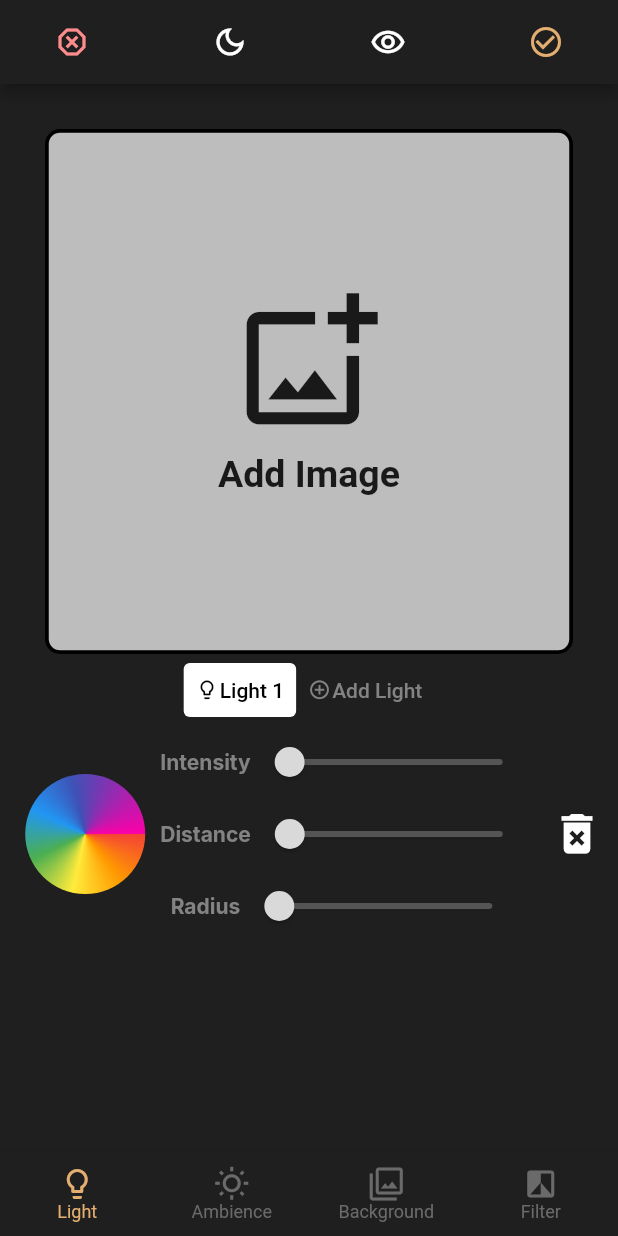
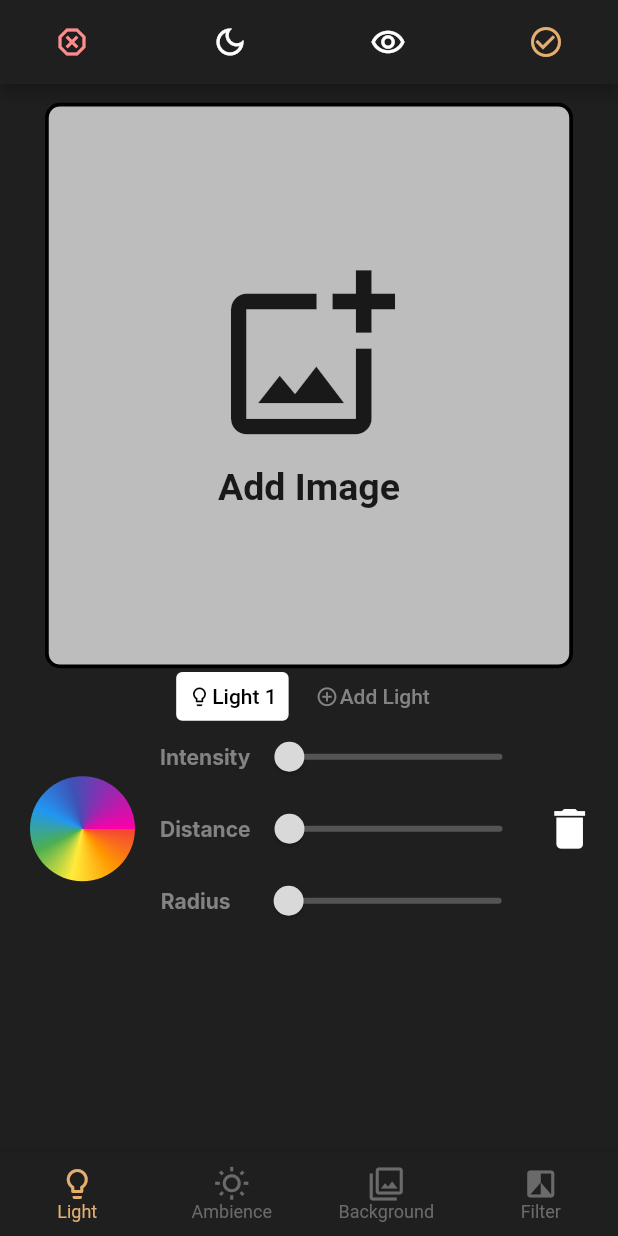
Before and after one commit to illuminate-project/illuminate-mobile, a Flutter app: the screen it shows after launch, on a phone screen of 412 x 824 dp. Run offline on Flutter 3.47's test engine with Material 2 defaults, Android fonts, the phone set to English and light mode, and no system bars; our stand-ins replace flutter_colorpicker, google_fonts, image_picker.

Commit message:
Fixed Spacing and Margins

```diff
--- a/lib/elements/color_selector.dart
+++ b/lib/elements/color_selector.dart
@@ -43,8 +43,8 @@ class _ColorSelectorState extends State<ColorSelector> {
 
     return GestureDetector(
       child: Container(
-        width: 80,
-        height: 80,
+        width: 70,
+        height: 70,
         decoration: BoxDecoration(
             shape: BoxShape.circle,
             gradient: SweepGradient(colors: widget.colorWheelColor)),
--- a/lib/elements/lights/light_button.dart
+++ b/lib/elements/lights/light_button.dart
@@ -41,7 +41,10 @@ class _LightButtonState extends State<LightButton> {
 
   @override
   Widget build(BuildContext context) {
-    return TextButton(
+    return Container(
+        margin: const EdgeInsets.only(right: 10),
+        height: 32.5,
+        child: TextButton(
           style: TextButton.styleFrom(backgroundColor: changeColor()),
           onPressed: () {
             selectLight();
@@ -58,6 +61,6 @@ class _LightButtonState extends State<LightButton> {
             Text('Light ${widget.lightIndex + 1}',
                 style: TextStyle(color: changeTextColor())),
           ]),
-    );
+        ));
   }
 }
--- a/lib/elements/lights/lights_bar.dart
+++ b/lib/elements/lights/lights_bar.dart
@@ -42,7 +42,9 @@ class _LightsBarState extends State<LightsBar> {
       scrollDirection: Axis.horizontal,
       child: Row(children: [
         Row(children: widget.lightsButtons),
-        TextButton(
+        SizedBox(
+            height: 32.5,
+            child: TextButton(
                 onPressed: () {
                   addLightButton();
                 },
@@ -59,7 +61,7 @@ class _LightsBarState extends State<LightsBar> {
                     'Add Light',
                     style: TextStyle(color: Color.fromARGB(255, 131, 131, 131)),
                   )
-            ]))
+                ])))
       ]),
     );
   }
--- a/lib/elements/picture_container.dart
+++ b/lib/elements/picture_container.dart
@@ -28,9 +28,9 @@ class _PictureContainerState extends State<PictureContainer> {
     return GestureDetector(
       child: Container(
           width: double.infinity,
-          height: 350,
+          height: 377,
           margin: const EdgeInsets.only(
-              left: 30.0, right: 30.0, top: 30.0, bottom: 0.0),
+              left: 30, right: 30, top: 12.5, bottom: 0.0),
           decoration: BoxDecoration(
             color: const Color.fromARGB(217, 217, 217, 217),
             border: Border.all(
@@ -49,7 +49,7 @@ class _PictureContainerState extends State<PictureContainer> {
                   children: const [
                     Icon(
                       Icons.add_photo_alternate_outlined,
-                      size: 100,
+                      size: 125,
                     ),
                     SizedBox(
                       height: 10,
--- a/lib/elements/slider/slider.dart
+++ b/lib/elements/slider/slider.dart
@@ -19,13 +19,17 @@ class MovableSlider extends StatefulWidget {
 }
 
 class _MovableSliderState extends State<MovableSlider> {
+  double marginValue() {
+    return widget.type == 3 ? 12.75 : 0;
+  }
+
   @override
   Widget build(BuildContext context) {
     return Row(
-      mainAxisAlignment: MainAxisAlignment.center,
-      mainAxisSize: MainAxisSize.max,
       children: [
-        SliderLabel(label: widget.label),
+        Container(
+            margin: EdgeInsets.only(right: marginValue()),
+            child: SliderLabel(label: widget.label)),
         SliderBar(
           selectedValue: widget.selectedValue,
           setSliderValue: widget.setSliderValue,
--- a/lib/home_page.dart
+++ b/lib/home_page.dart
@@ -205,6 +205,7 @@ class _HomePageState extends State<HomePage> {
       body: Column(
         children: [
           PictureContainer(_selectedImage, _setImage),
+          const SizedBox(height: 2.5),
           LightsBar(
             setLight: _setLight,
             setScreen: _setScreen,
@@ -212,6 +213,7 @@ class _HomePageState extends State<HomePage> {
             lightsButtons: lightsButtons,
             selectedLight: _selectedLight,
           ),
+          // const SizedBox(height: 7.5),
           ScreenSelector(
             selectedScreen: _selectedScreen,
             selectedLight: _selectedLight,
--- a/lib/screens/light_screen.dart
+++ b/lib/screens/light_screen.dart
@@ -28,7 +28,7 @@ class _LightScreenState extends State<LightScreen> {
   @override
   Widget build(BuildContext context) {
     return Row(
-        mainAxisAlignment: MainAxisAlignment.center,
+        mainAxisAlignment: MainAxisAlignment.spaceAround,
         mainAxisSize: MainAxisSize.max,
         children: [
           const SizedBox(
@@ -41,6 +41,7 @@ class _LightScreenState extends State<LightScreen> {
             width: 10,
           ),
           Column(
+            mainAxisAlignment: MainAxisAlignment.center,
             children: [
               MovableSlider(
                   label: 'Intensity',
@@ -60,10 +61,11 @@ class _LightScreenState extends State<LightScreen> {
             ],
           ),
           IconButton(
-            alignment: Alignment.topRight,
+            alignment: Alignment.centerLeft,
+            padding: const EdgeInsets.only(right: 10),
             iconSize: 35,
             onPressed: () => widget.removeLight(),
-            icon: const Icon(Icons.delete_forever),
+            icon: const Icon(Icons.delete),
             color: const Color.fromARGB(255, 255, 255, 255),
           )
         ]);
```
Lines whose indentation alone changed are shown as unchanged.
